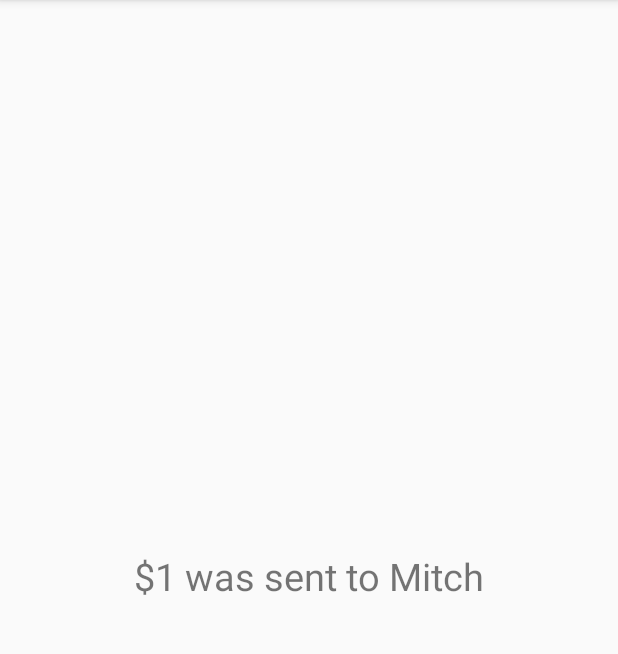
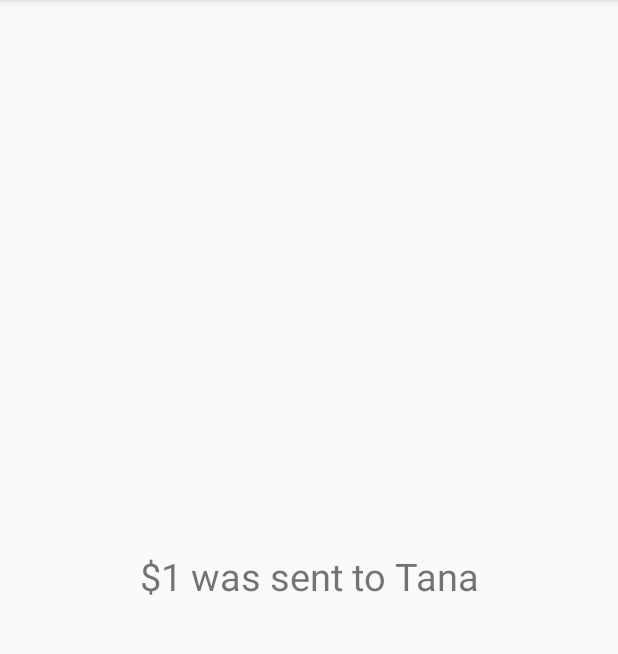
Before and after one commit to MagimbiJr/NavigationComponent, an Android app: the ConfirmationFragment screen opened through its navigation route, on a phone screen of 412 x 824 dp, the part 84-738 px from its top. Run offline under Robolectric (Android 15) with nearby library versions, the phone set to English and light mode, and no system bars.

Commit message:
Change Recipient Name

```diff
--- a/app/src/main/res/layout/fragment_confirmation.xml
+++ b/app/src/main/res/layout/fragment_confirmation.xml
@@ -16,7 +16,7 @@
         app:layout_constraintBottom_toBottomOf="parent"
         app:layout_constraintRight_toRightOf="parent"
         app:layout_constraintLeft_toLeftOf="parent"
-        android:text="$1 was sent to Mitch"
+        android:text="@string/confirm_amount"
         android:textSize="25sp"
         android:id="@+id/confirmation_message"
         />
--- a/app/src/main/res/values/strings.xml
+++ b/app/src/main/res/values/strings.xml
@@ -5,4 +5,5 @@
     <string name="view_balance">View balance</string>
     <string name="send_money">Send money</string>
     <string name="view_transactions">View transactions</string>
+    <string name="confirm_amount">$1 was sent to Tana</string>
 </resources>
```
